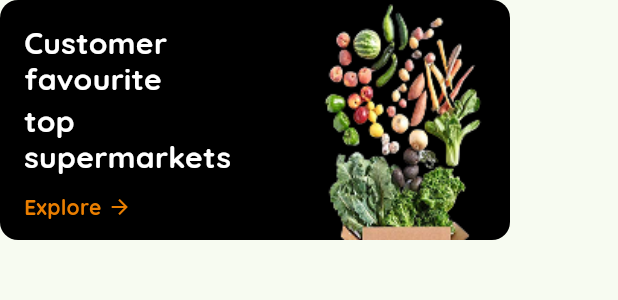
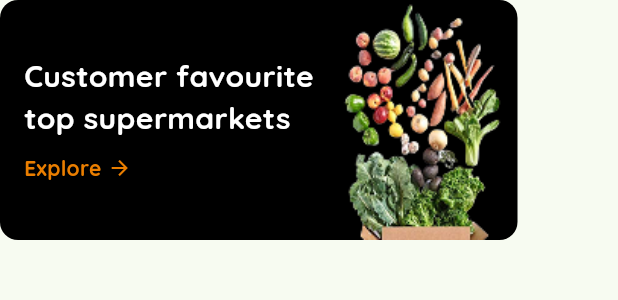
Before and after one commit to Rabeeheee/API_Practice, a Flutter app: the CrazeDealsCard widget shown alone on an empty page, opened directly, on a phone screen of 412 x 824 dp. Shown: the top 300 px of the screen. Run offline on Flutter 3.47's test engine with Material 3 defaults, Android fonts, the light colour scheme and no system bars; our stand-ins replace bloc, dartz, equatable, flutter_bloc, get_it, internet_connection_checker and 1 more; missing offline and left inert: iconify_flutter; statements that could not run were skipped.

Commit message:
Home screen completed (top picks, trending, craze deals, nearby stores)

```diff
--- a/lib/features/home/presentation/widgets/craze_deals_card.dart
+++ b/lib/features/home/presentation/widgets/craze_deals_card.dart
@@ -1,3 +1,5 @@
+import 'package:flutter/material.dart';
+
 import 'package:flutter/material.dart';
 
 class CrazeDealsCard extends StatelessWidget {
@@ -6,24 +8,23 @@ class CrazeDealsCard extends StatelessWidget {
   @override
   Widget build(BuildContext context) {
     return Container(
-      height: 160, // Set a fixed height for the card
-      width: 340, // Set a fixed width for the card
+      height: 160,
+      width: 345,
       margin: const EdgeInsets.only(right: 12.0),
       decoration: BoxDecoration(
         color: Colors.black,
         borderRadius: BorderRadius.circular(12.0),
       ),
-      child: Row(
+      child: Stack(
         children: [
-          Expanded(
-            flex: 3,
-            child: Padding(
+          // Text and content area
+          Padding(
             padding: const EdgeInsets.all(16.0),
             child: Column(
               crossAxisAlignment: CrossAxisAlignment.start,
               mainAxisAlignment: MainAxisAlignment.center,
               children: [
-                  Text(
+                const Text(
                   'Customer favourite',
                   style: TextStyle(
                     color: Colors.white,
@@ -33,7 +34,7 @@ class CrazeDealsCard extends StatelessWidget {
                   ),
                 ),
                 const SizedBox(height: 4),
-                  Text(
+                const Text(
                   'top supermarkets',
                   style: TextStyle(
                     color: Colors.white,
@@ -44,35 +45,41 @@ class CrazeDealsCard extends StatelessWidget {
                 ),
                 const SizedBox(height: 12),
                 Row(
-                    children: [
+                  children: const [
                     Text(
                       'Explore',
                       style: TextStyle(
-                          color: const Color(0xFFEA7E00),
+                        color: Color(0xFFEA7E00),
                         fontWeight: FontWeight.bold,
                       ),
                     ),
-                      const SizedBox(width: 4),
+                    SizedBox(width: 4),
                     Icon(
                       Icons.arrow_forward,
                       size: 16,
-                        color: const Color(0xFFEA7E00),
+                      color: Color(0xFFEA7E00),
                     ),
                   ],
                 ),
               ],
             ),
           ),
+
+          // Positioned image on the right
+          Positioned(
+            right: 0,
+            top: 0,
+            bottom: 0,
+            child: ClipRRect(
+              borderRadius: const BorderRadius.only(
+                topRight: Radius.circular(12),
+                bottomRight: Radius.circular(12),
               ),
-          // Right side with vegetable image
-          Expanded(
-            flex: 2,
-            child: Container(
-              decoration: const BoxDecoration(
-                image: DecorationImage(
-                  image: AssetImage('assets/images/vegitables.png'),
+              child: Image.asset(
+                'assets/images/vegitables.png',
+                width: 120,
+                height: 160,
                 fit: BoxFit.cover,
-                ),
               ),
             ),
           ),
@@ -81,6 +88,7 @@ class CrazeDealsCard extends StatelessWidget {
     );
   }
 }
+
 
 class HorizontalCrazeDeals extends StatelessWidget {
   const HorizontalCrazeDeals({super.key});
```
Also changed, not shown: lib/features/home/presentation/pages/home_page.dart (+6 -4 lines), lib/features/home/presentation/widgets/home_content.dart (+10 -2 lines), lib/features/home/presentation/widgets/mod.dart (added, +234 -0 lines), lib/features/home/presentation/widgets/nearby_store_section.dart (+66 -34 lines), assets/images/icon.png (added), assets/images/nearby.png (added). Lines whose indentation alone changed are shown as unchanged.
